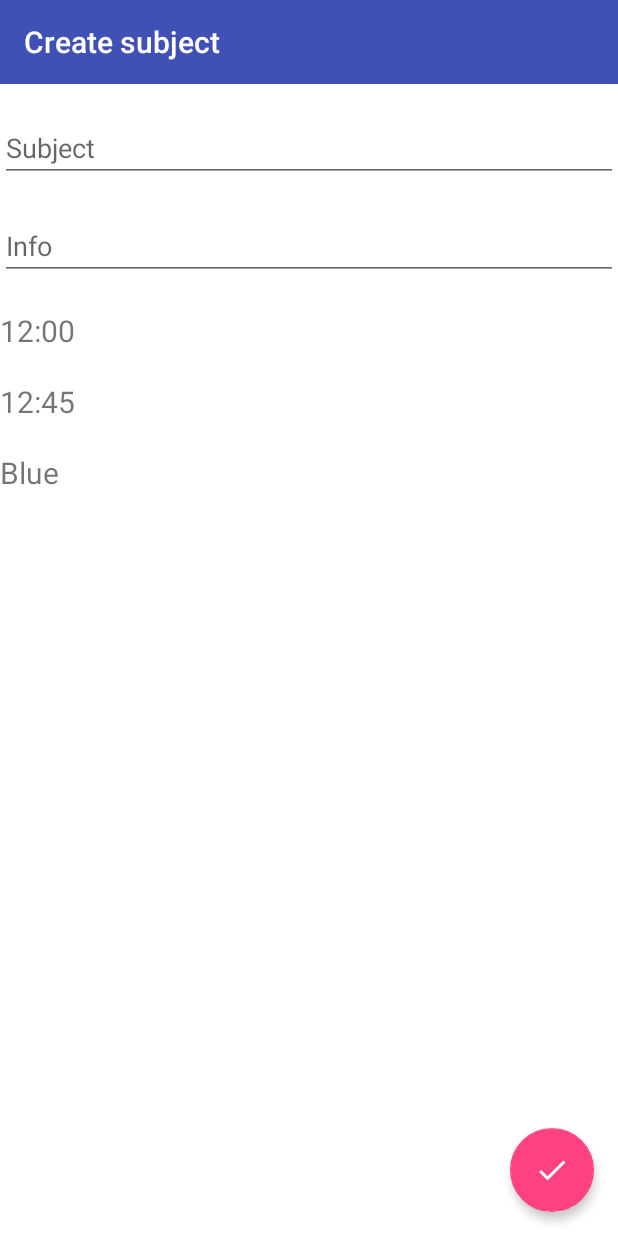
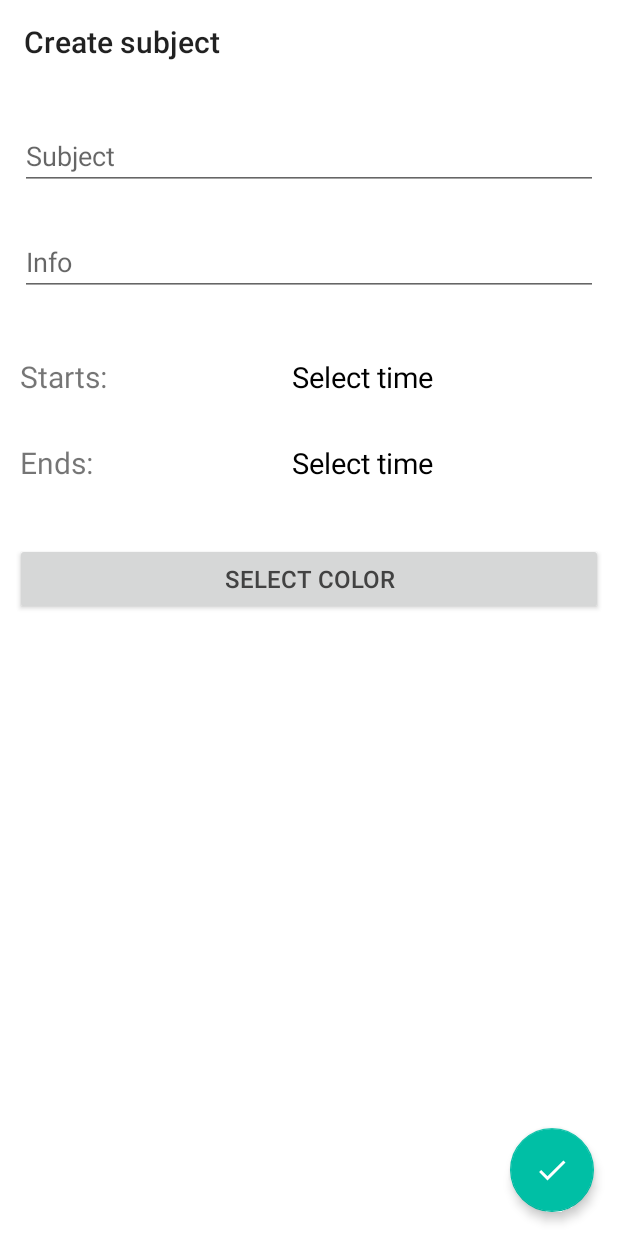
Before and after one commit to heisenberg15/Timetable-App, an Android app: the screen it shows after launch (MainActivity), after a tap on an icon or button, on a phone screen of 412 x 824 dp. Run offline under Robolectric (Android 15) with nearby library versions, the phone set to English and light mode, and no system bars; libraries missing offline, so code that uses them is left out: com.savvisingh.colorpickerdialog.

Commit message:
Add color picker dialog, changed app theme.

```diff
--- a/app/build.gradle
+++ b/app/build.gradle
@@ -30,4 +30,5 @@ dependencies {
     implementation 'com.android.support:design:27.0.2'
     implementation 'com.google.code.gson:gson:2.8.2'
     implementation 'com.android.support:cardview-v7:27.0.2'
+    implementation 'com.github.savvisingh:ColorPickerDialog:07a82afc4c'
 }
--- a/app/src/main/java/com/example/fergie/timetable/Adapters/RecyclerAdapter.java
+++ b/app/src/main/java/com/example/fergie/timetable/Adapters/RecyclerAdapter.java
@@ -4,6 +4,7 @@ import android.app.AlarmManager;
 import android.app.PendingIntent;
 import android.content.Context;
 import android.content.Intent;
+import android.support.v7.widget.CardView;
 import android.support.v7.widget.RecyclerView;
 import android.util.Log;
 import android.view.LayoutInflater;
@@ -116,6 +117,7 @@ public class RecyclerAdapter extends RecyclerView.Adapter<RecyclerAdapter.ViewHo
         holder.startTimeView.setText(list.get(position).getStartTime());
         holder.endTimeView.setText(list.get(position).getEndTIme());
         holder.subjectView.setText(list.get(position).getSubject());
+        holder.cardView.setCardBackgroundColor(Integer.parseInt(list.get(position).getColor()));
     }
 
     @Override
@@ -130,6 +132,7 @@ public class RecyclerAdapter extends RecyclerView.Adapter<RecyclerAdapter.ViewHo
         TextView subjectView, info, startTimeView, endTimeView;
         LinearLayout parentLayout;
         ImageView moreView;
+        CardView cardView;
 
         ViewHolder(View itemView)
         {
@@ -141,6 +144,7 @@ public class RecyclerAdapter extends RecyclerView.Adapter<RecyclerAdapter.ViewHo
             endTimeView = itemView.findViewById(R.id.show_end_time);
             parentLayout = itemView.findViewById(R.id.recycler_item_id);
             moreView = itemView.findViewById(R.id.more_id);
+            cardView = itemView.findViewById(R.id.card_view_id);
         }
     }
 }
--- a/app/src/main/java/com/example/fergie/timetable/Fragments/CreateSubjFragment.java
+++ b/app/src/main/java/com/example/fergie/timetable/Fragments/CreateSubjFragment.java
@@ -1,5 +1,6 @@
 package com.example.fergie.timetable.Fragments;
 
+import android.annotation.SuppressLint;
 import android.app.AlarmManager;
 import android.app.AlertDialog;
 import android.app.PendingIntent;
@@ -10,7 +11,6 @@ import android.support.annotation.NonNull;
 import android.support.annotation.Nullable;
 import android.support.design.widget.FloatingActionButton;
 import android.support.v4.app.Fragment;
-import android.support.v7.app.ActionBar;
 import android.support.v7.widget.Toolbar;
 import android.util.Log;
 import android.view.LayoutInflater;
@@ -43,7 +43,7 @@ public class CreateSubjFragment extends Fragment
 {
 
     EditText subjectEditText, infoEditText;
-    TextView startTextView, endTextView, colorTextView;
+    TextView startTextView, endTextView, colorTextView, startTimeBtn, endTimeBtn;
     FloatingActionButton fab;
     Communicator comm;
     MainActivity mainActivity;
@@ -87,6 +87,8 @@ public class CreateSubjFragment extends Fragment
         startTextView = getActivity().findViewById(R.id.start_time_id);
         endTextView = getActivity().findViewById(R.id.end_time_id);
         colorTextView = getActivity().findViewById(R.id.choose_color_id);
+        startTimeBtn = getActivity().findViewById(R.id.start_time_btn_id);
+        endTimeBtn = getActivity().findViewById(R.id.end_time_btn_id);
         fab = getActivity().findViewById(R.id.save_subject_fab_id);
         comm = (Communicator) getActivity();
         mainActivity = (MainActivity) getActivity();
@@ -96,11 +98,20 @@ public class CreateSubjFragment extends Fragment
         showStartTimePicker();
         showEndTimePicker();
 
+
+        colorTextView.setOnClickListener(new View.OnClickListener()
+        {
+            @Override
+            public void onClick(View v)
+            {
+                mainActivity.chooseColor();
+            }
+        });
     }
 
     private void showStartTimePicker()
     {
-        startTextView.setOnClickListener(new View.OnClickListener()
+        startTimeBtn.setOnClickListener(new View.OnClickListener()
         {
             @Override
             public void onClick(View v)
@@ -108,6 +119,7 @@ public class CreateSubjFragment extends Fragment
                 TimePickerDialog builder = new TimePickerDialog(getActivity(), AlertDialog.THEME_DEVICE_DEFAULT_LIGHT,
                         new TimePickerDialog.OnTimeSetListener()
                         {
+                            @SuppressLint("DefaultLocale")
                             @Override
                             public void onTimeSet(TimePicker timePicker, int hour, int min)
                             {
@@ -123,7 +135,7 @@ public class CreateSubjFragment extends Fragment
                                 startHours = hour;
                                 startMins = min;
                                 startTime = String.format("%02d:%02d %s", (hour == 12 || hour == 0) ? 12 : hour % 12, min, isPM ? "PM" : "AM");
-                                startTextView.setText(startTime);
+                                startTimeBtn.setText(startTime);
                             }
                         }, 12, 8, false);
                 builder.show();
@@ -133,7 +145,7 @@ public class CreateSubjFragment extends Fragment
 
     private void showEndTimePicker()
     {
-        endTextView.setOnClickListener(new View.OnClickListener()
+        endTimeBtn.setOnClickListener(new View.OnClickListener()
         {
             @Override
             public void onClick(View v)
@@ -157,7 +169,7 @@ public class CreateSubjFragment extends Fragment
                                 endMins = min;
                                 endTime = String.format("%02d:%02d %s", (hour == 12 || hour == 0) ? 12 : hour % 12, min, isPM ? "PM" : "AM");
 
-                                endTextView.setText(endTime);
+                                endTimeBtn.setText(endTime);
                             }
                         }, 12, 8, false);
                 builder.show();
@@ -179,7 +191,7 @@ public class CreateSubjFragment extends Fragment
                 String startMinute = String.valueOf(startMins);
                 String end = endTime;
                 String start = startTime;
-                String color = colorTextView.getText().toString();
+                String color = String.valueOf(mainActivity.pickedColor);
                 int currentTimeId = (int) System.currentTimeMillis();
                 long data;
 
@@ -235,4 +247,7 @@ public class CreateSubjFragment extends Fragment
     }
 
 
+
+
+
 }
--- a/app/src/main/res/layout/activity_main.xml
+++ b/app/src/main/res/layout/activity_main.xml
@@ -12,7 +12,7 @@
         android:id="@+id/appbar_id"
         android:layout_width="match_parent"
         android:layout_height="wrap_content"
-        android:theme="@style/ThemeOverlay.AppCompat.Dark.ActionBar">
+        android:theme="@style/ThemeOverlay.AppCompat.Light">
 
         <android.support.v7.widget.Toolbar
             android:id="@+id/toolbar_id"
--- a/app/src/main/res/layout/activity_settings.xml
+++ b/app/src/main/res/layout/activity_settings.xml
@@ -11,7 +11,7 @@
         android:layout_width="match_parent"
         android:layout_height="?attr/actionBarSize"
         android:background="@color/colorPrimary"
-        android:theme="@style/ThemeOverlay.AppCompat.Dark.ActionBar"
+        android:theme="@style/ThemeOverlay.AppCompat.Light"
         app:layout_constraintLeft_toLeftOf="parent"
         app:layout_constraintRight_toRightOf="parent"
         app:layout_constraintTop_toTopOf="parent"
--- a/app/src/main/res/layout/fragment_create_subject.xml
+++ b/app/src/main/res/layout/fragment_create_subject.xml
@@ -13,7 +13,7 @@
         android:layout_width="match_parent"
         android:layout_height="?attr/actionBarSize"
         android:background="@color/colorPrimary"
-        android:theme="@style/ThemeOverlay.AppCompat.Dark.ActionBar"
+        android:theme="@style/ThemeOverlay.AppCompat.Light"
         app:layout_constraintLeft_toLeftOf="parent"
         app:layout_constraintRight_toRightOf="parent"
         app:layout_constraintTop_toTopOf="parent"
@@ -24,7 +24,11 @@
         android:id="@+id/subject_edit_text_id"
         android:layout_width="match_parent"
         android:layout_height="wrap_content"
-        android:layout_marginTop="20dp"
+        android:layout_marginEnd="13dp"
+        android:layout_marginLeft="13dp"
+        android:layout_marginRight="13dp"
+        android:layout_marginStart="13dp"
+        android:layout_marginTop="25dp"
         android:hint="@string/subject_editText_hint"
         app:layout_constraintLeft_toLeftOf="parent"
         app:layout_constraintRight_toRightOf="parent"
@@ -34,7 +38,11 @@
         android:id="@+id/info_edit_text_id"
         android:layout_width="match_parent"
         android:layout_height="wrap_content"
-        android:layout_marginTop="20dp"
+        android:layout_marginEnd="13dp"
+        android:layout_marginLeft="13dp"
+        android:layout_marginRight="13dp"
+        android:layout_marginStart="13dp"
+        android:layout_marginTop="25dp"
         android:hint="@string/info_editText_hint"
         app:layout_constraintLeft_toLeftOf="parent"
         app:layout_constraintRight_toRightOf="parent"
@@ -42,31 +50,76 @@
 
 
     <TextView
+        android:id="@+id/start_time_btn_id"
+        android:layout_width="wrap_content"
+        android:layout_height="wrap_content"
+        android:background="?attr/selectableItemBackground"
+        android:clickable="true"
+        android:focusable="true"
+        android:padding="10dp"
+        android:text="Select time"
+        android:textColor="@android:color/black"
+        android:textSize="19dp"
+        app:layout_constraintBaseline_toBaselineOf="@id/start_time_id"
+        app:layout_constraintLeft_toRightOf="@id/start_time_id"
+        app:layout_constraintRight_toRightOf="parent" />
+
+    <TextView
+        android:id="@+id/end_time_btn_id"
+        android:layout_width="wrap_content"
+        android:layout_height="wrap_content"
+        android:layout_marginTop="10dp"
+        android:background="?attr/selectableItemBackground"
+        android:clickable="true"
+        android:focusable="true"
+        android:padding="10dp"
+        android:text="Select time"
+        android:textColor="@android:color/black"
+        android:textSize="19dp"
+        app:layout_constraintBaseline_toBaselineOf="@id/end_time_id"
+        app:layout_constraintLeft_toLeftOf="@id/start_time_btn_id"
+        app:layout_constraintRight_toRightOf="@id/start_time_btn_id"
+        app:layout_constraintTop_toBottomOf="@id/start_time_btn_id" />
+
+    <TextView
         android:id="@+id/start_time_id"
         android:layout_width="wrap_content"
         android:layout_height="wrap_content"
-        android:layout_marginTop="20dp"
-        android:text="12:00"
+        android:layout_marginLeft="13dp"
+        android:layout_marginStart="13dp"
+        android:layout_marginTop="40dp"
+        android:text="Starts:"
         android:textSize="20sp"
+        app:layout_constraintLeft_toLeftOf="parent"
         app:layout_constraintTop_toBottomOf="@id/info_edit_text_id" />
 
     <TextView
         android:id="@+id/end_time_id"
         android:layout_width="wrap_content"
         android:layout_height="wrap_content"
-        android:layout_marginTop="20dp"
-        android:text="12:45"
+        android:layout_marginLeft="13dp"
+        android:layout_marginStart="13dp"
+        android:layout_marginTop="30dp"
+        android:text="Ends:"
         android:textSize="20sp"
+        app:layout_constraintLeft_toLeftOf="parent"
         app:layout_constraintTop_toBottomOf="@id/start_time_id" />
 
 
-    <TextView
+    <Button
         android:id="@+id/choose_color_id"
-        android:layout_width="wrap_content"
+        android:layout_width="0dp"
         android:layout_height="wrap_content"
-        android:layout_marginTop="20dp"
-        android:text="Blue"
-        android:textSize="20sp"
+        android:layout_marginEnd="10dp"
+        android:layout_marginLeft="10dp"
+        android:layout_marginRight="10dp"
+        android:layout_marginStart="10dp"
+        android:layout_marginTop="40dp"
+        android:text="Select color"
+        android:textAlignment="center"
+        android:textSize="16sp"
+        app:layout_constraintLeft_toLeftOf="parent"
+        app:layout_constraintRight_toRightOf="parent"
         app:layout_constraintTop_toBottomOf="@id/end_time_id" />
 
 
--- a/app/src/main/res/layout/recycler_item.xml
+++ b/app/src/main/res/layout/recycler_item.xml
@@ -18,7 +18,7 @@
         android:id="@+id/card_view_id"
         android:layout_width="match_parent"
         android:layout_height="wrap_content"
-        app:cardCornerRadius="@dimen/cardview_default_radius"
+        app:cardCornerRadius="3dp"
         app:cardElevation="1dp"
         app:cardUseCompatPadding="true">
 
@@ -68,7 +68,7 @@
                 app:srcCompat="@drawable/ic_dots_vertical"
                 app:layout_constraintRight_toRightOf="parent"
                 app:layout_constraintTop_toTopOf="parent"
-                android:layout_margin="2dp"
+                android:layout_marginTop="8dp"
                 tools:ignore="MissingPrefix,VectorDrawableCompat"
                 android:layout_width="wrap_content"
                 android:layout_height="wrap_content" />
--- a/app/src/main/res/values/colors.xml
+++ b/app/src/main/res/values/colors.xml
@@ -1,6 +1,6 @@
 <?xml version="1.0" encoding="utf-8"?>
 <resources>
-    <color name="colorPrimary">#3F51B5</color>
-    <color name="colorPrimaryDark">#303F9F</color>
-    <color name="colorAccent">#FF4081</color>
+    <color name="colorPrimary">#ffffff</color>
+    <color name="colorPrimaryDark">#777777</color>
+    <color name="colorAccent">#00bfa5</color>
 </resources>
--- a/app/src/main/res/values/styles.xml
+++ b/app/src/main/res/values/styles.xml
@@ -6,6 +6,7 @@
         <item name="colorPrimary">@color/colorPrimary</item>
         <item name="colorPrimaryDark">@color/colorPrimaryDark</item>
         <item name="colorAccent">@color/colorAccent</item>
+        <item name="android:textColorPrimary">#424242</item>
     </style>
 
     <style name="Theme_Dialog" parent="Theme.AppCompat.Light.Dialog">
--- a/build.gradle
+++ b/build.gradle
@@ -1,4 +1,4 @@
-// Top-level build file where you can add configuration options common to all sub-projects/modules.
+    // Top-level build file where you can add configuration options common to all sub-projects/modules.
 
 buildscript {
 
@@ -19,6 +19,7 @@ allprojects {
     repositories {
         google()
         jcenter()
+        maven { url "https://jitpack.io" }
     }
 }
 
```
Also changed, not shown: app/src/main/java/com/example/fergie/timetable/MainActivity.java (+41 -3 lines).
